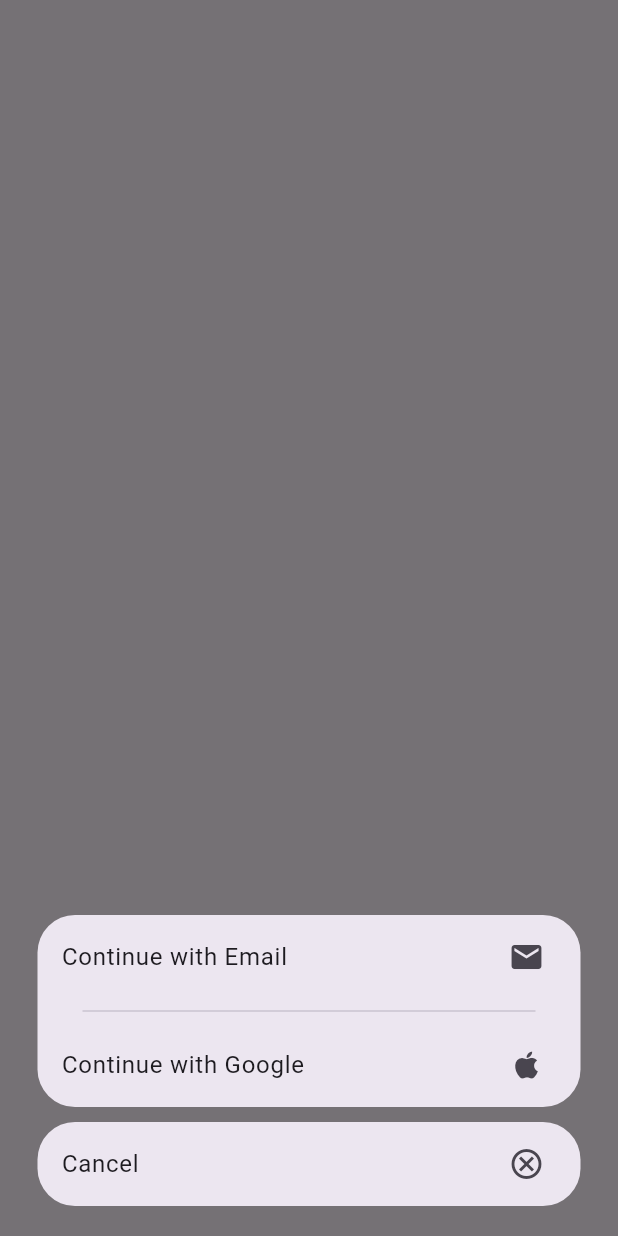
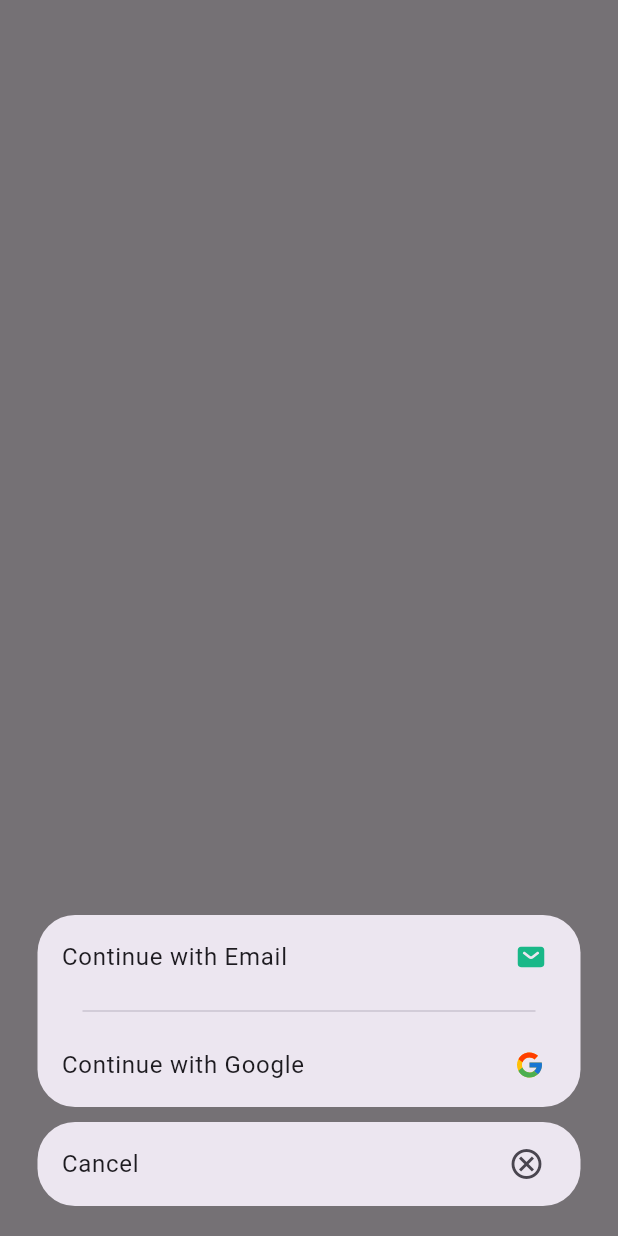
Before and after one commit to Ahmad-Hassan-St/nutri_flex, a Flutter app: what showCustomDialog() shows on an empty page, opened directly, on a phone screen of 412 x 824 dp. Run offline on Flutter 3.47's test engine with Material 3 defaults, Android fonts, the phone set to English and light mode, and no system bars; our stand-ins replace flutter_svg, local_auth, percent_indicator, slide_to_act.

Commit message:
add icons google and email

```diff
--- a/lib/screens/onboard_screen3.dart
+++ b/lib/screens/onboard_screen3.dart
@@ -1,6 +1,7 @@
 import 'dart:ui';
 
 import 'package:flutter/material.dart';
+import 'package:flutter_svg/flutter_svg.dart';
 import 'package:lifefit/screens/onboardscreen_1.dart';
 
 import '../components/onBoardcontainer.dart';
@@ -104,11 +105,12 @@
 
                   return Container(
                     width: containerWidth,
-                    child: const Column(
+                    child:  Column(
                       children: [
                         ListTile(
                           title: Text("Continue with Email"),
-                          trailing: Icon(Icons.email),
+                          trailing:SvgPicture.asset("assets/icons/email.svg"),
+
                         ),
                         Divider(
                           indent: 30,
@@ -116,7 +118,7 @@
                         ),
                         ListTile(
                           title: Text("Continue with Google"),
-                          trailing: Icon(Icons.apple),
+                          trailing:SvgPicture.asset("assets/icons/google.svg"),
                         ),
                       ],
                     ),
--- a/pubspec.yaml
+++ b/pubspec.yaml
@@ -38,6 +38,7 @@
   slide_to_act: ^2.0.2
   percent_indicator: ^4.2.3
   local_auth: ^2.2.0
+  flutter_svg: ^2.0.10+1
 
 dev_dependencies:
   flutter_test:
@@ -64,6 +65,8 @@
   # To add assets to your application, add an assets section, like this:
   assets:
    - assets/images/
+   - assets/icons/
+
   #   - images/a_dot_ham.jpeg
 
   # An image asset can refer to one or more resolution-specific "variants", see
```
Also changed, not shown: assets/icons/email.svg (added), assets/icons/google.svg (added), pubspec.lock.
